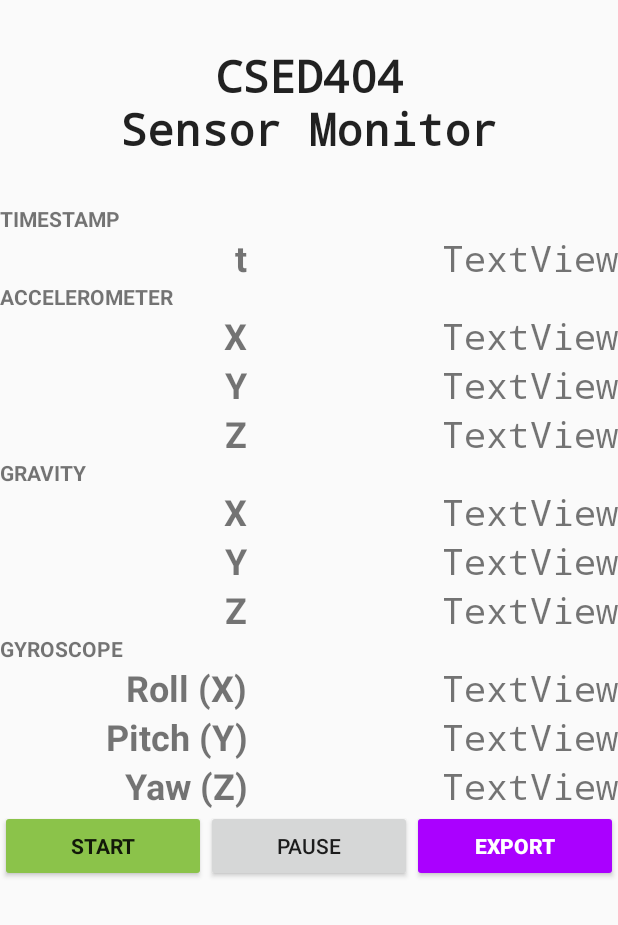
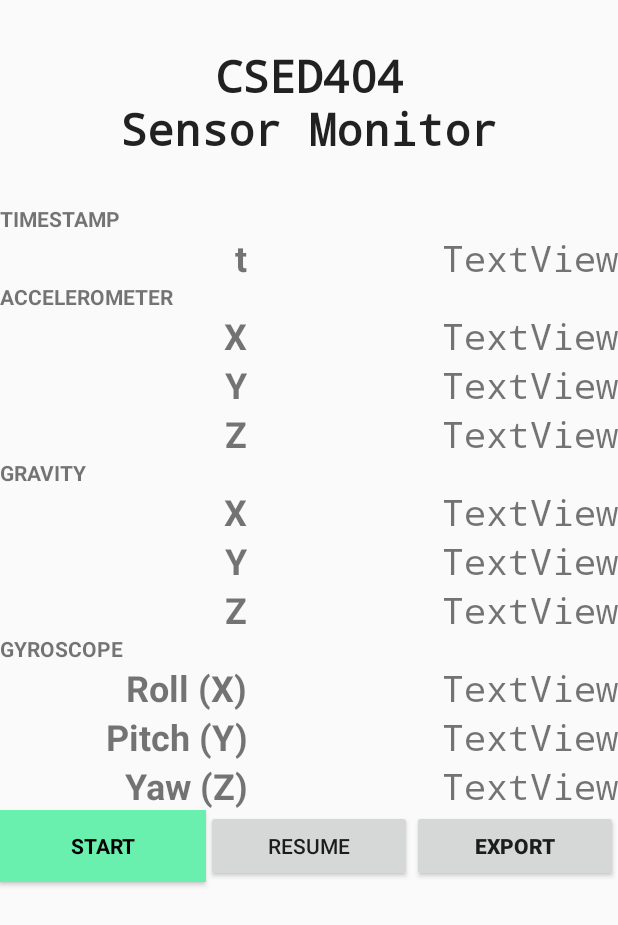
Before and after one commit to Aplace0927/CSED404-Mobile-Ubiquitous-Computing, an Android app built with Jetpack Compose: the screen it shows after launch (MainActivity), after a tap on "STOP", on a phone screen of 412 x 824 dp. Shown: the top 925 px of the screen. Run offline under Robolectric (Android 15) with nearby library versions, the phone set to English and light mode, and no system bars; 6 statements that could not run were skipped; 1 other tap on this screen came first.

Commit message:
feat(btn): add pause/resume button logic

```diff
--- a/HW1/app/src/main/java/com/csed433/hw1/MainActivity.kt
+++ b/HW1/app/src/main/java/com/csed433/hw1/MainActivity.kt
@@ -10,17 +10,24 @@ import android.os.Handler
 import android.os.HandlerThread
 import android.widget.Button
 import android.widget.TextView
+import androidx.compose.ui.graphics.Color
+import java.io.BufferedWriter
+import java.io.File
+import java.nio.Buffer
 
 class MainActivity : ComponentActivity() {
 
     private lateinit var mSensorManager: SensorManager
     private var mSensing: Boolean = false
+    private var mLogging: Boolean = false
     private lateinit var mAccel: Sensor
     private lateinit var mGravity: Sensor
     private lateinit var mGyro: Sensor
     private lateinit var mSensorEventListener: SensorEventListener
     private lateinit var mWorkerThread: HandlerThread
     private lateinit var mHandlerWorker: Handler
+    private lateinit var wFile: File
+    private lateinit var wBuffer: BufferedWriter
 
 
     override fun onCreate(savedInstanceState: Bundle?) {
@@ -38,16 +45,41 @@ class MainActivity : ComponentActivity() {
         mHandlerWorker = Handler(mWorkerThread.looper)
 
         val btnStartStop = findViewById<Button>(R.id.start_stop_btn)
+        val btnPauseResume = findViewById<Button>(R.id.pause_resume_btn)
 
         btnStartStop.setOnClickListener() {
             mSensing = !mSensing
             if (mSensing) {
+                // Initialize buffer
                 startSensing()
+                btnStartStop.setBackgroundColor(0xFF_FF4081.toInt())
+                btnStartStop.setTextColor(0xFF_FFFFFF.toInt())
                 btnStartStop.setText("STOP")
             }
             else {
+                // Open file
+                // Write buffer data into file
+                // Close file
+                // Clear buffer
                 stopSensing()
+                btnStartStop.setBackgroundColor(0xFF_69F0AE.toInt())
+                btnStartStop.setTextColor(0xFF_000000.toInt())
                 btnStartStop.setText("START")
+                mLogging = false
+                btnPauseResume.setText("RESUME")
+            }
+        }
+
+        btnPauseResume.setOnClickListener() {
+            if (mSensing) {
+                mLogging = !mLogging
+                if (mLogging) {
+                    btnPauseResume.setText("PAUSE")
+                }
+                else {
+                    btnPauseResume.setText("RESUME")
+                }
+
             }
         }
     }
@@ -86,6 +118,9 @@ class MainActivity : ComponentActivity() {
                         updateTextViewValue(R.id.gyro_z_value_text, values[2])
                     }
                 }
+                if (mLogging) {
+                    // Append sensor data to buffer
+                }
             }
 
             override fun onAccuracyChanged(sensor: Sensor?, accuracy: Int) {}
--- a/HW1/app/src/main/res/layout/activity_main.xml
+++ b/HW1/app/src/main/res/layout/activity_main.xml
@@ -364,7 +364,6 @@
             android:layout_width="wrap_content"
             android:layout_height="wrap_content"
             android:layout_weight="1"
-            android:backgroundTint="#8BC34A"
             android:fontFamily="sans-serif"
             android:text="START"
             android:textStyle="bold" />
@@ -381,9 +380,7 @@
             android:layout_width="wrap_content"
             android:layout_height="wrap_content"
             android:layout_weight="1"
-            android:backgroundTint="#AA00FF"
             android:text="EXPORT"
-            android:textColor="@color/white"
             android:textStyle="bold" />
     </LinearLayout>
 
```
Also changed, not shown: HW1/app/src/main/res/values/colors.xml (+6 -7 lines).
